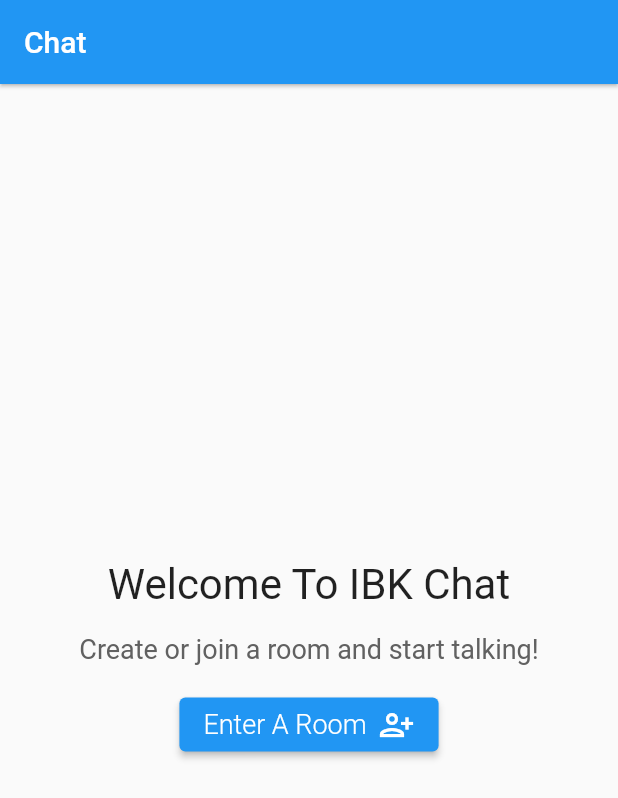
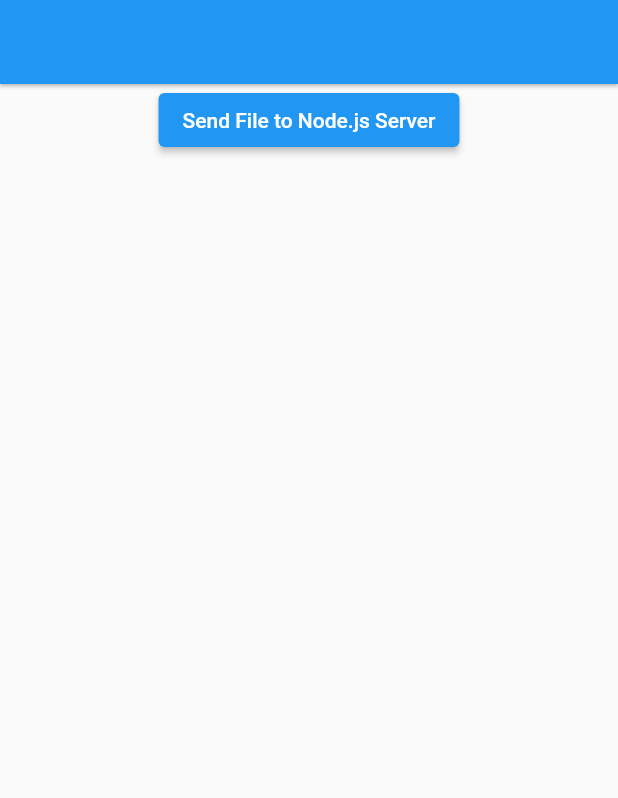
Before and after one commit to oussbad/IpTv, a Flutter app: the screen it shows after launch, on a phone screen of 412 x 824 dp. Shown: the top 798 px of the screen. Run offline on Flutter 3.47's test engine with Material 2 defaults, Android fonts, the light colour scheme and no system bars; our stand-ins replace bubble, file_picker, socket_io_client.

Commit message:
fix:send file version final

```diff
--- a/lib/main.dart
+++ b/lib/main.dart
@@ -1,4 +1,5 @@
 import 'dart:io';
+import 'package:chatnode/presentation/filesend.dart';
 import 'package:chatnode/presentation/home.dart';
 import 'package:flutter/material.dart';
 
@@ -27,7 +28,7 @@
             shape:
             RoundedRectangleBorder(borderRadius: BorderRadius.circular(8))),
       ),
-      home: HomePage(),
+      home: FileSend(),
     );
   }
 }
--- a/lib/presentation/chat.dart
+++ b/lib/presentation/chat.dart
@@ -54,8 +54,8 @@
 
   void initSocket() {
     try {
-      //  socket = IO.io('http://10.0.2.2:3000/#/', <String, dynamic>{
-        socket = IO.io('http://localhost:3000/#/', <String, dynamic>{
+        socket = IO.io('http://10.0.2.2:3000/#/', <String, dynamic>{
+      // socket = IO.io('http://localhost:3000/#/', <String, dynamic>{
         'transports': ['websocket'],
       });
       socket.emit("joinRoom", [widget.roomId, widget.username]);
--- /dev/null
+++ b/lib/presentation/filesend.dart
@@ -0,0 +1,71 @@
+import 'dart:io';
+
+import 'package:file_picker/file_picker.dart';
+
+import 'package:flutter/material.dart';
+import 'package:http/http.dart' as http;
+import 'package:path/path.dart';
+
+class FileSend extends StatefulWidget {
+  const FileSend({Key? key}) : super(key: key);
+
+  @override
+  State<FileSend> createState() => _FileSendState();
+}
+
+class _FileSendState extends State<FileSend> {
+  String? filepath;
+
+  Future<void> getImage() async {
+    FilePickerResult? result = await FilePicker.platform.pickFiles();
+
+    if (result != null) {
+      PlatformFile file = result.files.first;
+      final File fileForFirebase = File(file.path!);
+      upload(fileForFirebase);
+    } else {
+      // User canceled the picker
+    }
+  }
+
+  upload(File imageFile) async {
+    // open a bytestream
+    var stream = http.ByteStream(imageFile.openRead())..cast();
+    // get file length
+    var length = await imageFile.length();
+    // string to uri
+    var uri = Uri.parse("http://10.0.2.2:3000/upload/");
+
+    // create multipart request
+    var request = http.MultipartRequest("POST", uri);
+
+    // multipart that takes file
+    var multipartFile = http.MultipartFile('apple', stream, length,
+        filename: basename(imageFile.path));
+    Map<String, String> headers = {
+      "Accept": "application/json",
+    };
+    request.headers.addAll(headers);
+    request.files.add(multipartFile);
+    var response = await request.send();
+  }
+
+  @override
+  Widget build(BuildContext context) {
+    return Scaffold(
+      appBar: AppBar(),
+      body: Center(
+        child: Column(
+          children: [
+            ElevatedButton(
+              onPressed: () async {
+                getImage();
+              },
+              child: Text("Send File to Node.js Server"),
+            ),
+          ],
+        ),
+      ),
+    );
+  }
+}
--- a/pubspec.yaml
+++ b/pubspec.yaml
@@ -42,6 +42,7 @@
   bubble: ^1.2.1
   file_picker: ^6.0.0
   file_upload: ^0.0.3
+  image_picker: ^1.0.4
 
 dev_dependencies:
   flutter_test:
```
Also changed, not shown: pubspec.lock.
